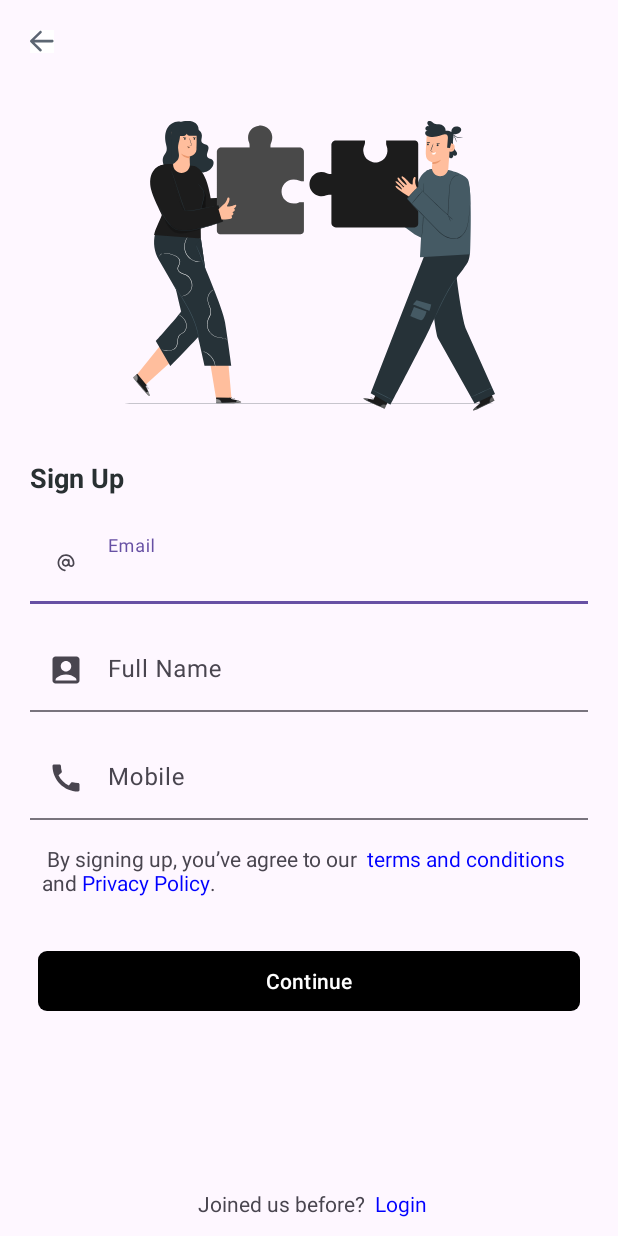
After one commit to wahidabd/SynrgyNguli, an Android app: the layout activity_sign_up_psw.xml on its own in the app's theme, with its tools: preview values and no code run, on a phone screen of 412 x 824 dp. The commit adds this screen. Run offline under Robolectric (Android 15) with nearby library versions, the phone set to English and light mode, and no system bars.

Commit message:
menambahkan layout sign up

```diff
--- /dev/null
+++ b/app/src/main/java/com/wahidabd/synrgynguli/activity_sign_up_psw.kt
@@ -0,0 +1,11 @@
+package com.wahidabd.synrgynguli
+
+import androidx.appcompat.app.AppCompatActivity
+import android.os.Bundle
+
+class activity_sign_up_psw : AppCompatActivity() {
+    override fun onCreate(savedInstanceState: Bundle?) {
+        super.onCreate(savedInstanceState)
+        setContentView(R.layout.activity_sign_up_psw)
+    }
+}
--- /dev/null
+++ b/app/src/main/res/drawable/ic_box.xml
@@ -0,0 +1,5 @@
+<vector android:height="24dp" android:tint="#000000"
+    android:viewportHeight="24" android:viewportWidth="24"
+    android:width="24dp" xmlns:android="http://schemas.android.com/apk/res/android">
+    <path android:fillColor="@android:color/white" android:pathData="M19,3H5C3.9,3 3,3.9 3,5v14c0,1.1 0.9,2 2,2h14c1.1,0 2,-0.9 2,-2V5C21,3.9 20.1,3 19,3zM12,6c1.93,0 3.5,1.57 3.5,3.5c0,1.93 -1.57,3.5 -3.5,3.5s-3.5,-1.57 -3.5,-3.5C8.5,7.57 10.07,6 12,6zM19,19H5v-0.23c0,-0.62 0.28,-1.2 0.76,-1.58C7.47,15.82 9.64,15 12,15s4.53,0.82 6.24,2.19c0.48,0.38 0.76,0.97 0.76,1.58V19z"/>
+</vector>
--- /dev/null
+++ b/app/src/main/res/drawable/ic_call.xml
@@ -0,0 +1,5 @@
+<vector android:height="24dp" android:tint="#000000"
+    android:viewportHeight="24" android:viewportWidth="24"
+    android:width="24dp" xmlns:android="http://schemas.android.com/apk/res/android">
+    <path android:fillColor="@android:color/white" android:pathData="M20.01,15.38c-1.23,0 -2.42,-0.2 -3.53,-0.56 -0.35,-0.12 -0.74,-0.03 -1.01,0.24l-1.57,1.97c-2.83,-1.35 -5.48,-3.9 -6.89,-6.83l1.95,-1.66c0.27,-0.28 0.35,-0.67 0.24,-1.02 -0.37,-1.11 -0.56,-2.3 -0.56,-3.53 0,-0.54 -0.45,-0.99 -0.99,-0.99H4.19C3.65,3 3,3.24 3,3.99 3,13.28 10.73,21 20.01,21c0.71,0 0.99,-0.63 0.99,-1.18v-3.45c0,-0.54 -0.45,-0.99 -0.99,-0.99z"/>
+</vector>
--- /dev/null
+++ b/app/src/main/res/layout/activity_sign_up_psw.xml
@@ -0,0 +1,125 @@
+<?xml version="1.0" encoding="utf-8"?>
+<androidx.constraintlayout.widget.ConstraintLayout xmlns:android="http://schemas.android.com/apk/res/android"
+    xmlns:app="http://schemas.android.com/apk/res-auto"
+    xmlns:tools="http://schemas.android.com/tools"
+    android:layout_width="match_parent"
+    android:layout_height="match_parent">
+
+    <androidx.appcompat.widget.AppCompatImageButton
+        android:id="@+id/back_button"
+        android:layout_width="wrap_content"
+        android:layout_height="wrap_content"
+        android:layout_marginStart="20dp"
+        android:layout_marginTop="20dp"
+        android:background="@color/white"
+        android:src="@drawable/ic_back"
+        app:layout_constraintStart_toStartOf="parent"
+        app:layout_constraintTop_toTopOf="parent" />
+
+    <androidx.appcompat.widget.AppCompatImageView
+        android:id="@+id/reset_password_img"
+        android:layout_width="wrap_content"
+        android:layout_height="wrap_content"
+        android:layout_marginTop="80dp"
+        android:src="@drawable/ic_reset_password"
+        app:layout_constraintEnd_toEndOf="parent"
+        app:layout_constraintStart_toStartOf="parent"
+        app:layout_constraintTop_toTopOf="parent"
+        app:layout_constraintVertical_chainStyle="packed" />
+
+    <androidx.appcompat.widget.AppCompatTextView
+        android:id="@+id/text_reset_password"
+        android:layout_width="wrap_content"
+        android:layout_height="wrap_content"
+        android:layout_marginHorizontal="20dp"
+        android:layout_marginTop="32dp"
+        android:text="Sign Up"
+        android:textColor="#293032"
+        android:textSize="18dp"
+        android:textStyle="bold"
+        app:layout_constraintStart_toStartOf="parent"
+        app:layout_constraintTop_toBottomOf="@+id/reset_password_img" />
+
+    <com.google.android.material.textfield.TextInputLayout
+        android:id="@+id/new_pass_hint"
+        android:layout_width="match_parent"
+        android:layout_height="wrap_content"
+        android:layout_marginTop="16dp"
+        android:layout_marginHorizontal="20dp"
+        android:hint="Email"
+        style="?attr/textInputFilledStyle"
+        app:startIconDrawable="@drawable/ic_email"
+        app:layout_constraintTop_toBottomOf="@+id/text_reset_password">
+
+        <com.google.android.material.textfield.TextInputEditText
+            android:layout_width="match_parent"
+            android:layout_height="wrap_content"
+            android:background="#000000FF"/>
+    </com.google.android.material.textfield.TextInputLayout>
+
+    <com.google.android.material.textfield.TextInputLayout
+        android:id="@+id/confirm_new_pass"
+        android:layout_width="match_parent"
+        android:layout_height="wrap_content"
+        android:layout_marginTop="16dp"
+        android:layout_marginHorizontal="20dp"
+        android:hint="Full Name"
+        style="?attr/textInputFilledStyle"
+        app:startIconDrawable="@drawable/ic_box"
+
+        app:layout_constraintTop_toBottomOf="@+id/new_pass_hint">
+
+        <com.google.android.material.textfield.TextInputEditText
+            android:layout_width="match_parent"
+            android:layout_height="wrap_content"
+            android:background="#000000FF"/>
+    </com.google.android.material.textfield.TextInputLayout>
+
+    <com.google.android.material.textfield.TextInputLayout
+        android:id="@+id/confirm_new_pass2"
+        android:layout_width="match_parent"
+        android:layout_height="wrap_content"
+        android:layout_marginTop="16dp"
+        android:layout_marginHorizontal="20dp"
+        android:hint="Mobile"
+        style="?attr/textInputFilledStyle"
+        app:startIconDrawable="@drawable/ic_call"
+        app:layout_constraintTop_toBottomOf="@+id/confirm_new_pass">
+
+        <com.google.android.material.textfield.TextInputEditText
+            android:layout_width="match_parent"
+            android:layout_height="wrap_content"
+            android:background="#000000FF"/>
+    </com.google.android.material.textfield.TextInputLayout>
+
+
+    <TextView
+        android:id="@+id/textView"
+        android:layout_width="match_parent"
+        android:layout_height="wrap_content"
+        android:layout_marginHorizontal="28dp"
+        android:layout_marginTop="16dp"
+        android:text="@string/tos"
+        app:layout_constraintTop_toBottomOf="@+id/confirm_new_pass2" />
+
+    <com.google.android.material.button.MaterialButton
+        android:id="@+id/materialButton"
+        android:layout_width="match_parent"
+        android:layout_height="wrap_content"
+        android:layout_marginHorizontal="25dp"
+        android:layout_marginTop="32dp"
+        android:text="Continue"
+        app:backgroundTint="@color/black"
+        app:cornerRadius="6dp"
+        app:layout_constraintTop_toBottomOf="@+id/textView"
+        tools:layout_editor_absoluteX="20dp" />
+
+    <TextView
+        android:layout_width="match_parent"
+        android:layout_height="wrap_content"
+        android:text="@string/logindescription"
+        app:layout_constraintBottom_toBottomOf="parent"
+        android:layout_marginBottom="12dp"
+        android:textAlignment="center"
+        />
+</androidx.constraintlayout.widget.ConstraintLayout>
--- a/app/src/main/res/values/strings.xml
+++ b/app/src/main/res/values/strings.xml
@@ -5,4 +5,7 @@
     <string name="email_mobile_number">Email/Mobile Number</string>
     <string name="submit">Submit</string>
     <string name="back">Back</string>
+    <string name="tos"> By signing up, you’ve agree to our <font color="#0000ff"> terms and conditions</font>
+and <font color="#0000ff">Privacy Policy</font>.</string>
+    <string name="logindescription"> Joined us before? <font color="#0000ff"> Login</font></string>
 </resources>
```
